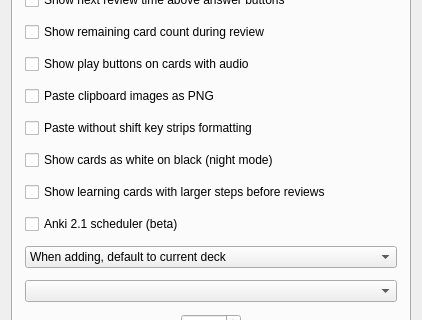
First picture: the form in qt/designer/preferences.ui, repository ankitects/anki, before the edit; both pictures show x 0 to 422 and y 127 to 447 of the 422 by 624 pixel window.
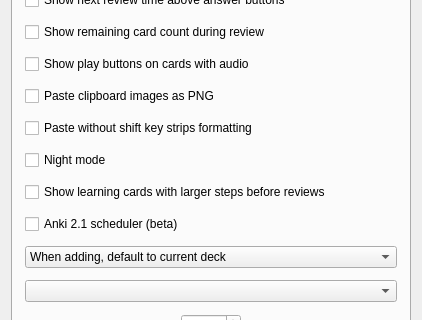
Second picture: the form after the edit.

Commit message:
basic night mode support
Forces the Fusion theme when running night mode, so we don't need
to work around platform themes that don't respond to the defined
palette.

Feedback/suggestions on the chosen colours welcome - _vars.scss is the
file to change if you want to experiment with adjustments.

Patch:
```diff
--- a/qt/designer/preferences.ui
+++ b/qt/designer/preferences.ui
@@ -7,7 +7,7 @@
     <x>0</x>
     <y>0</y>
     <width>422</width>
-    <height>579</height>
+    <height>586</height>
    </rect>
   </property>
   <property name="windowTitle">
@@ -111,7 +111,7 @@
        <item>
         <widget class="QCheckBox" name="nightMode">
          <property name="text">
-          <string>Show cards as white on black (night mode)</string>
+          <string>Night mode</string>
          </property>
         </widget>
        </item>
```
The commit also changes 25 other files.
